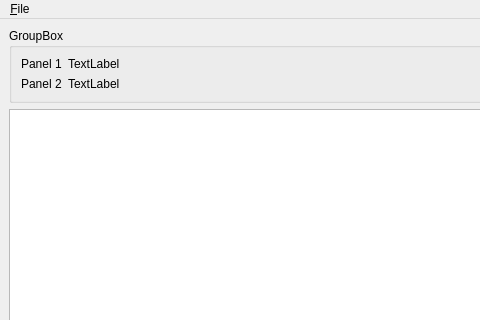
First picture: the form in src/ise/acquire_4030e_window.ui, repository simonoxen/plastimatch, before the edit; both pictures show x 0 to 480 and y 0 to 320 of the 561 by 502 pixel window.
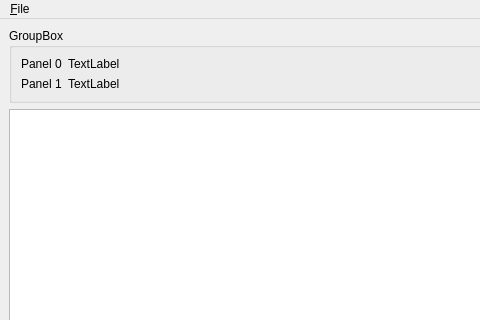
Second picture: the form after the edit.

Diff of the .ui file:
```diff
--- a/src/ise/acquire_4030e_window.ui
+++ b/src/ise/acquire_4030e_window.ui
@@ -32,7 +32,7 @@
             </sizepolicy>
            </property>
            <property name="text">
-            <string>Panel 1</string>
+            <string>Panel 0</string>
            </property>
           </widget>
          </item>
@@ -58,7 +58,7 @@
             </sizepolicy>
            </property>
            <property name="text">
-            <string>Panel 2</string>
+            <string>Panel 1</string>
            </property>
           </widget>
          </item>
```
Left out of the diff: 4 changed lines with no effect on the pictures.
